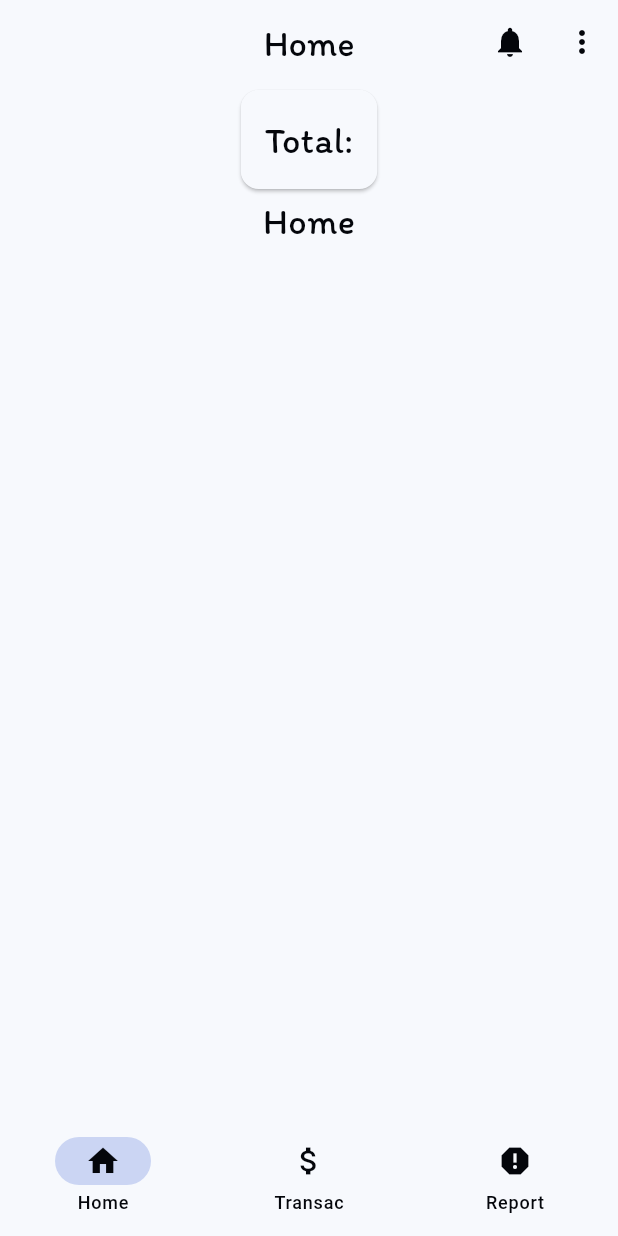
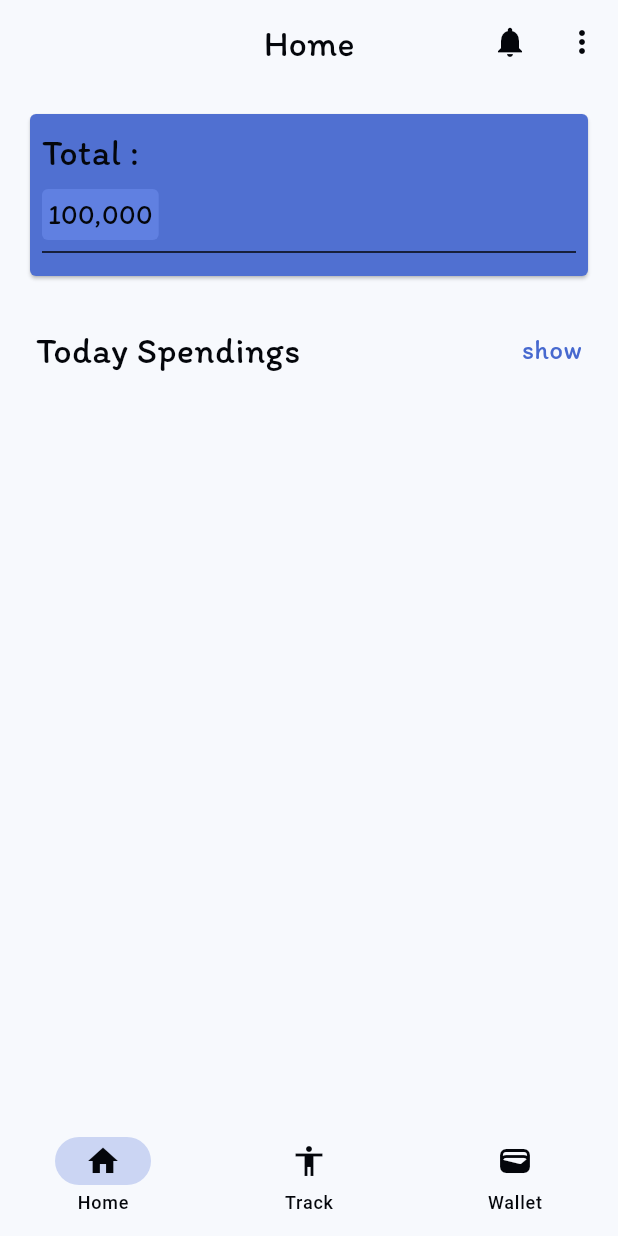
Before and after one commit to ThetMaung2002/savvy, a Flutter app: the screen it shows once a user with an empty profile is signed in, on a phone screen of 412 x 824 dp. Run offline on Flutter 3.47's test engine with Material 3 defaults, Android fonts, the phone set to English and light mode, and no system bars; our stand-ins replace cloud_firestore, firebase_auth, firebase_core, google_fonts; accounts and stored records are empty.

Commit message:
[feature]: does something...

```diff
--- a/lib/auth/login_screen.dart
+++ b/lib/auth/login_screen.dart
@@ -1,5 +1,3 @@
-// ignore_for_file: use_build_context_synchronously
-
 import 'package:firebase_auth/firebase_auth.dart';
 import 'package:flutter/material.dart';
 import 'package:savvy/auth/forget_password.dart';
--- a/lib/auth/register_screen.dart
+++ b/lib/auth/register_screen.dart
@@ -1,5 +1,3 @@
-// ignore_for_file: use_build_context_synchronously
-
 import 'package:cloud_firestore/cloud_firestore.dart';
 import 'package:firebase_auth/firebase_auth.dart';
 import 'package:flutter/material.dart';
@@ -41,7 +39,7 @@ class _RegisterScreenState extends State<RegisterScreen> {
 
       createUserDoc(userDoc);
 
-      if (context.mounted) Navigator.pop(context);
+      Navigator.pop(context);
     } on FirebaseAuthException catch (e) {
       Navigator.pop(context);
       showDialog(
--- a/lib/constants/static_string.dart
+++ b/lib/constants/static_string.dart
@@ -1,6 +1,6 @@
 class StaticString {
   static String title = "Savvy";
-  static String home = "Home";
+  static String? home = "Home";
   static String chat = "Chat";
   static String notification = "Notification";
   static String profile = "Profile";
@@ -23,4 +23,7 @@ class StaticString {
   static String? addTransaction = "Add Transaction";
   static String? categories = "Categories";
   static String? close = "Close";
+  static String? tracking = "Tracking";
+  static String? wallet = "Wallet";
+  static String? total = "Total";
 }
--- /dev/null
+++ b/lib/model/home_model/home_main_model.dart
@@ -0,0 +1,6 @@
+class HomeMainModel {
+  final String? totalTitle;
+  final int? totalAmount;
+
+  HomeMainModel(this.totalTitle, this.totalAmount);
+}
--- /dev/null
+++ b/lib/model/profile_model/model.dart
@@ -0,0 +1,6 @@
+class ProfileModel {
+  String? userName;
+  String? email;
+
+  ProfileModel(this.email, this.userName);
+}
--- a/lib/screens/home/home_screen.dart
+++ b/lib/screens/home/home_screen.dart
@@ -1,5 +1,7 @@
 import 'package:flutter/material.dart';
 import 'package:savvy/components/typo.dart';
+import 'package:savvy/constants/static_string.dart';
+// import 'package:savvy/components/typo.dart';
 
 class HomeScreen extends StatefulWidget {
   const HomeScreen({super.key, this.dolla});
@@ -13,28 +15,82 @@ class HomeScreen extends StatefulWidget {
 class _HomeScreenState extends State<HomeScreen> {
   @override
   Widget build(BuildContext context) {
-    return const Scaffold(
+    return Scaffold(
       body: Center(
-        child: Column(
-          children: [
-            Card(
-              child: Padding(
-                padding: EdgeInsets.all(16.0),
-                child: Column(
-                  mainAxisSize: MainAxisSize.min,
+        child: Padding(
+          padding: const EdgeInsets.all(16.0),
+          child: Column(
+            children: [
+              //Main Dashboard which will show total balance left for this month
+              const Dashboard(),
+
+              const SizedBox(height: 20.0),
+
+              //Title bar
+              Padding(
+                padding: const EdgeInsets.all(8.0),
+                child: Row(
+                  mainAxisAlignment: MainAxisAlignment.spaceBetween,
                   children: [
-                    Typo(
-                      label: "Total:",
+                    const Typo(
+                      label: "Today Spendings",
                       variant: TypoVariant.title,
                     ),
+                    GestureDetector(
+                      onTap: () {},
+                      child: const Typo(
+                        label: "show",
+                        variant: TypoVariant.subtitle,
+                        color: Color(0xFF4769cf),
+                      ),
+                    )
                   ],
                 ),
+              )
+            ],
+          ),
+        ),
+      ),
+    );
+  }
+}
+
+class Dashboard extends StatelessWidget {
+  const Dashboard({
+    super.key,
+  });
+
+  @override
+  Widget build(BuildContext context) {
+    return Card(
+      shape: RoundedRectangleBorder(
+        borderRadius: BorderRadius.circular(4),
+      ),
+      color: Theme.of(context).colorScheme.primary,
+      surfaceTintColor: Theme.of(context).colorScheme.onPrimary,
+      child: Padding(
+        padding: const EdgeInsets.all(8.0),
+        child: Column(
+          crossAxisAlignment: CrossAxisAlignment.start,
+          children: [
+            Typo(
+              label: "${StaticString.total!} :",
+              variant: TypoVariant.title,
+            ),
+            const SizedBox(height: 8.0),
+            Container(
+              padding: const EdgeInsets.all(4.0),
+              decoration: BoxDecoration(
+                color: Theme.of(context).colorScheme.tertiary,
+                borderRadius: BorderRadius.circular(4),
+              ),
+              child: const Typo(
+                label: "100,000",
+                variant: TypoVariant.subtitle,
+                color: Color(0xFF04060b),
               ),
             ),
-            Typo(
-              label: "Home",
-              variant: TypoVariant.title,
-            ),
+            const Divider()
           ],
         ),
       ),
--- a/lib/screens/navigation.dart
+++ b/lib/screens/navigation.dart
@@ -5,9 +5,9 @@ import 'package:savvy/constants/static_string.dart';
 import 'package:savvy/screens/home/home_screen.dart';
 import 'package:savvy/screens/notifications/notification_screen.dart';
 import 'package:savvy/screens/profile/profile_screen.dart';
-import 'package:savvy/screens/reports/report_screen.dart';
 import 'package:savvy/screens/settings/main_settings.dart';
-import 'package:savvy/screens/transaction/transaction_screen.dart';
+import 'package:savvy/screens/track/tracking_screen.dart';
+import 'package:savvy/screens/wallet/wallet_screen.dart';
 
 class Navigation extends StatefulWidget {
   const Navigation({super.key});
@@ -21,25 +21,22 @@ class _NavigationState extends State<Navigation> {
 
   List<Widget> body = const [
     HomeScreen(),
-    TransactionScreen(),
-    ReportScreen(),
+    TrackingScreen(),
+    WalletScreen(),
   ];
 
   List<Widget> title = [
     Typo(
-      label: StaticString.home,
+      label: StaticString.home!,
       variant: TypoVariant.title,
-      // color: const Color(0xFFf4f6fb),
     ),
     Typo(
-      label: StaticString.transaction,
+      label: StaticString.tracking!,
       variant: TypoVariant.title,
-      // color: const Color(0xFFf4f6fb),
     ),
     Typo(
-      label: StaticString.report,
+      label: StaticString.wallet!,
       variant: TypoVariant.title,
-      // color: const Color(0xFFf4f6fb),
     ),
   ];
 
@@ -58,7 +55,9 @@ class _NavigationState extends State<Navigation> {
                 builder: (context) => const NotificationScreen(),
               ),
             ),
-            icon: const Icon(Icons.notifications),
+            icon: const Icon(
+              Icons.notifications,
+            ),
           ),
           menuIconButtonMethod(),
         ],
@@ -74,12 +73,12 @@ class _NavigationState extends State<Navigation> {
             label: "Home",
           ),
           NavigationDestination(
-            icon: Icon(Icons.attach_money),
-            label: "Transac",
+            icon: Icon(Icons.accessibility),
+            label: "Track",
           ),
           NavigationDestination(
-            icon: Icon(Icons.report),
-            label: "Report",
+            icon: Icon(Icons.wallet),
+            label: "Wallet",
           ),
         ],
         selectedIndex: _currentIndex,
@@ -118,7 +117,7 @@ class _NavigationState extends State<Navigation> {
           onTap: () => Navigator.push(
             context,
             MaterialPageRoute(
-              builder: (context) => const ProfileScreen(),
+              builder: (context) => ProfileScreen(),
             ),
           ),
           value: MenuItem.profile,
--- a/lib/utils/asset.dart
+++ b/lib/utils/asset.dart
@@ -1,3 +1 @@
 class Assets {}
-
-enum TypeOfImage { variant }
--- a/pubspec.yaml
+++ b/pubspec.yaml
@@ -40,10 +40,16 @@ dependencies:
   firebase_core: ^2.30.1
   firebase_auth: ^4.19.4
   cloud_firestore: ^4.17.2
+  retrofit: ">=4.0.0 <5.0.0"
+  logger: any
+  json_annotation: ^4.8.1
 
 dev_dependencies:
   flutter_test:
     sdk: flutter
+  retrofit_generator: ">=7.0.0 <8.0.0"
+  build_runner: ">=2.3.0 <4.0.0"
+  json_serializable: ^6.6.2
 
   # The "flutter_lints" package below contains a set of recommended lints to
   # encourage good coding practices. The lint set provided by the package is
```
Also changed, not shown: lib/components/dashboard.dart (+26 -51 lines), lib/screens/profile/profile_screen.dart (+54 -37 lines), lib/screens/track/tracking_screen.dart (renamed from lib/screens/reports/report_screen.dart, +4 -5 lines), lib/screens/transaction/transaction_screen.dart (deleted, +0 -20 lines), lib/screens/wallet/wallet_screen.dart (added, +18 -0 lines), pubspec.lock.
